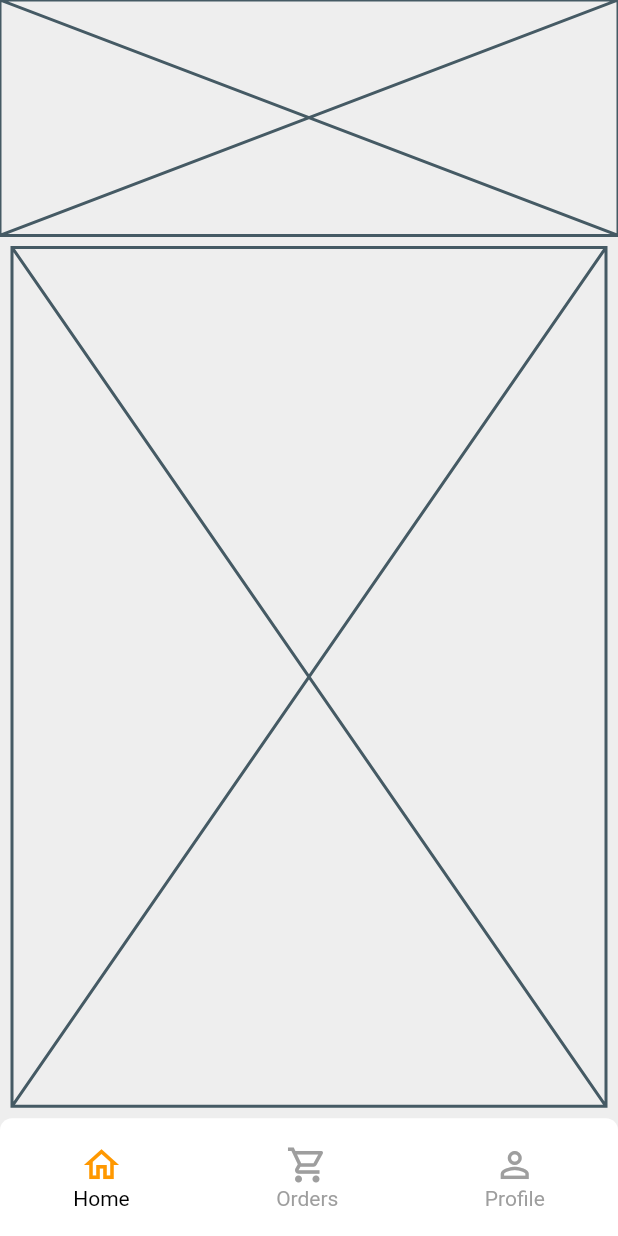
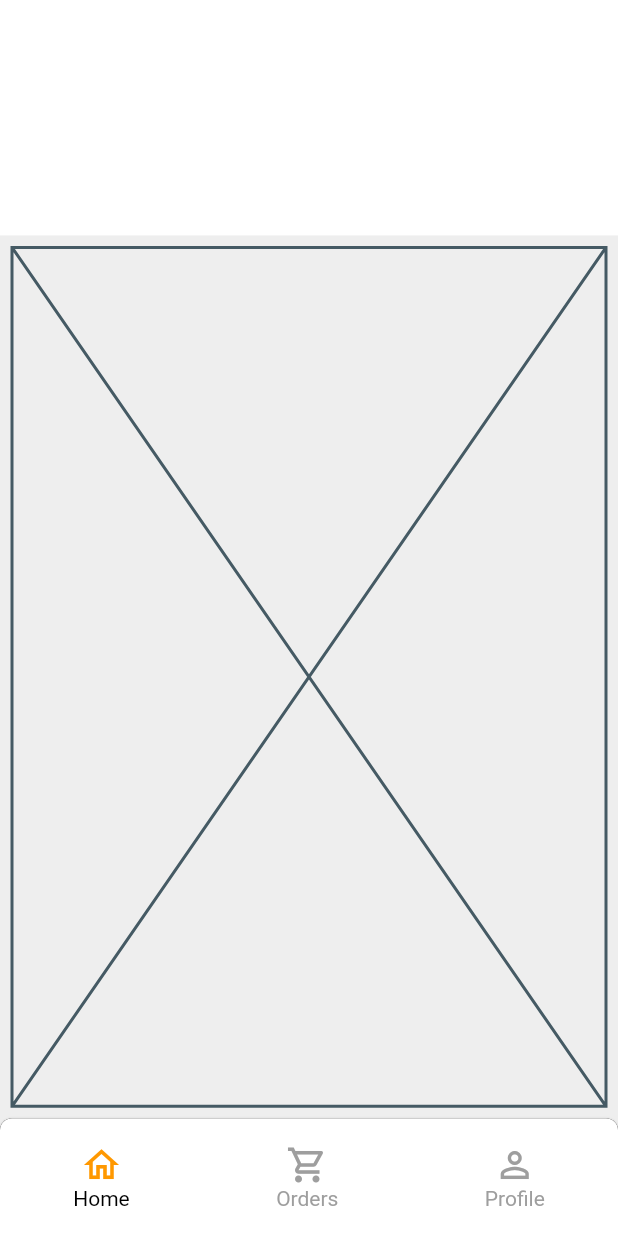
Before and after one commit to JAICHANGPARK/flutter_notebook_11th_story, a Flutter app: the screen it shows after launch, on a phone screen of 412 x 824 dp. Run offline on Flutter 3.47's test engine with Material 2 defaults, Android fonts, the phone set to English and light mode, and no system bars; our stand-ins replace backdrop, badges, flutter_inner_drawer, flutter_slidable, flutter_swiper, google_fonts.

Commit message:
Update food_home_page.dart

```diff
--- a/lib/ep744_food_app/ui/food_home_page.dart
+++ b/lib/ep744_food_app/ui/food_home_page.dart
@@ -17,7 +17,13 @@ class _FoodHomePageState extends State<FoodHomePage> {
       body: SafeArea(
         child: Column(
           children: [
-            Expanded(flex: 4, child: Placeholder()),
+            Expanded(
+                flex: 4,
+                child: Container(
+                  decoration: BoxDecoration(
+                    color: Colors.white,
+                  ),
+                )),
             Expanded(
                 flex: 15,
                 child: Padding(
@@ -26,6 +32,13 @@ class _FoodHomePageState extends State<FoodHomePage> {
                 )),
             Expanded(
                 flex: 2,
+                child: PhysicalModel(
+                  color: Colors.black,
+                  borderRadius: BorderRadius.only(
+                    topRight: Radius.circular(8),
+                    topLeft: Radius.circular(8),
+                  ),
+                  elevation: 2,
                   child: Container(
                     decoration: BoxDecoration(
                         color: Colors.white,
@@ -87,6 +100,7 @@ class _FoodHomePageState extends State<FoodHomePage> {
                         )
                       ],
                     ),
+                  ),
                 )),
           ],
         ),
```
Lines whose indentation alone changed are shown as unchanged.
